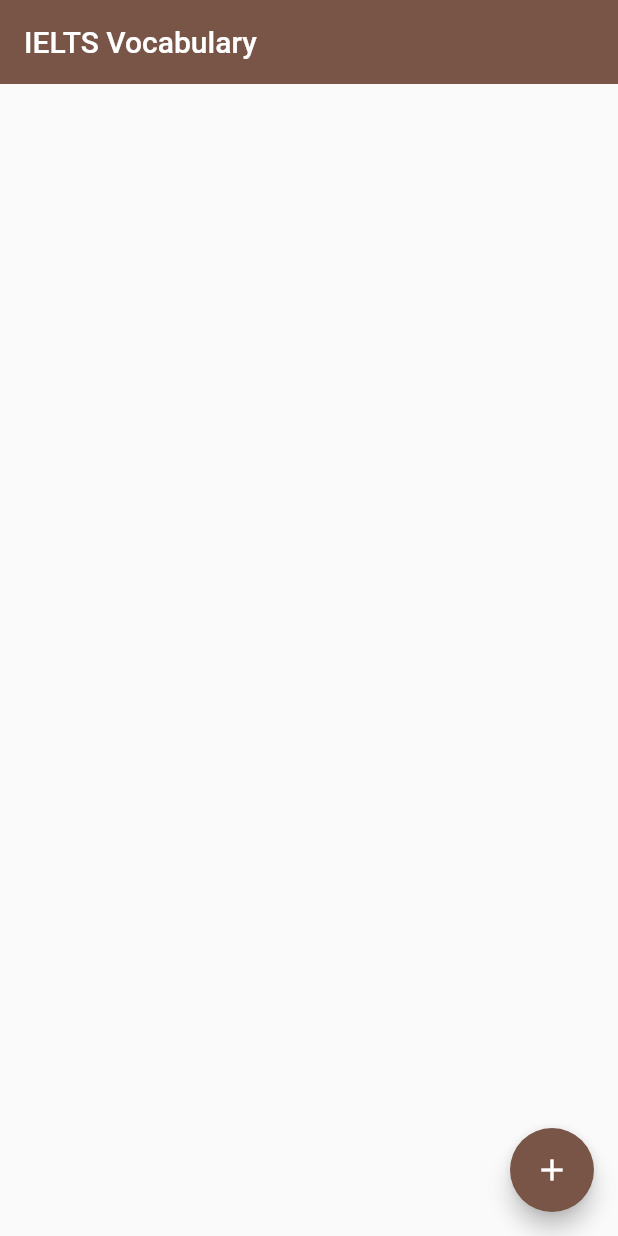
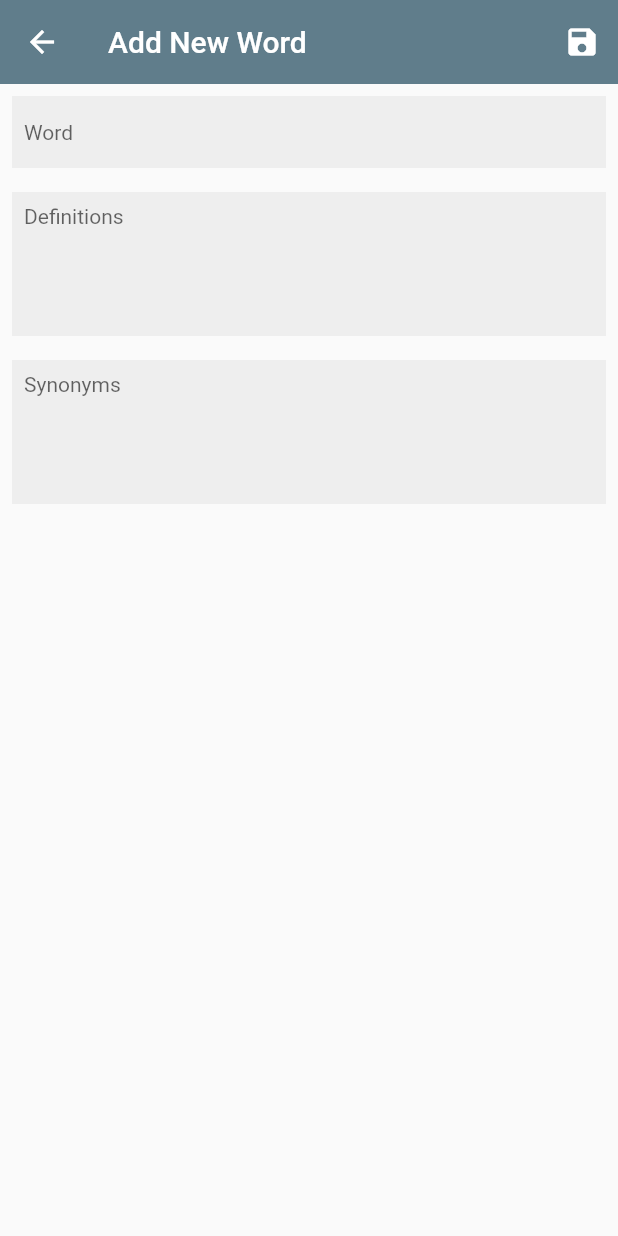
Before and after one commit to hamed-rezaee/flutter_ielts_vocabulary, a Flutter app: the screen it shows after launch, after a tap on the "add" icon, on a phone screen of 412 x 824 dp. Run offline on Flutter 3.47's test engine with Material 2 defaults, Android fonts, the phone set to English and light mode, and no system bars; project files that could hold a hidden picture were left out.

Commit message:
- add basic pages structure

```diff
--- /dev/null
+++ b/lib/add_word.dart
@@ -0,0 +1,87 @@
+import 'package:flutter/material.dart';
+import 'package:flutter_ielts_vocabulary/vocabulary_model.dart';
+
+class AddNewWord extends StatefulWidget {
+  const AddNewWord({Key key}) : super(key: key);
+
+  @override
+  _AddNewWordState createState() => _AddNewWordState();
+}
+
+class _AddNewWordState extends State<AddNewWord> {
+  final GlobalKey _formKey = GlobalKey<FormState>();
+
+  VocabularyModel model = VocabularyModel();
+
+  @override
+  Widget build(BuildContext context) => Scaffold(
+        appBar: AppBar(
+          elevation: 0,
+          title: const Text('Add New Word'),
+          actions: <Widget>[
+            IconButton(
+              icon: const Icon(Icons.save),
+              onPressed: () {},
+            )
+          ],
+        ),
+        body: SingleChildScrollView(
+          child: Form(
+            key: _formKey,
+            child: Column(
+              children: <Widget>[
+                Padding(
+                  padding: const EdgeInsets.all(8),
+                  child: TextFormField(
+                    style: const TextStyle(fontSize: 14),
+                    decoration: InputDecoration(
+                      hintText: 'Word',
+                      contentPadding: const EdgeInsets.all(8),
+                      border: InputBorder.none,
+                      filled: true,
+                      fillColor: Colors.grey[200],
+                    ),
+                    onSaved: (String value) =>
+                        model = model.copyWith(word: value),
+                  ),
+                ),
+                Padding(
+                  padding: const EdgeInsets.all(8),
+                  child: TextFormField(
+                    style: const TextStyle(fontSize: 14),
+                    decoration: InputDecoration(
+                      hintText: 'Definitions',
+                      contentPadding: const EdgeInsets.all(8),
+                      border: InputBorder.none,
+                      filled: true,
+                      fillColor: Colors.grey[200],
+                    ),
+                    maxLines: 5,
+                    keyboardType: TextInputType.multiline,
+                    onSaved: (String value) =>
+                        model = model.copyWith(definitions: value),
+                  ),
+                ),
+                Padding(
+                  padding: const EdgeInsets.all(8),
+                  child: TextFormField(
+                    style: const TextStyle(fontSize: 14),
+                    decoration: InputDecoration(
+                      hintText: 'Synonyms',
+                      contentPadding: const EdgeInsets.all(8),
+                      border: InputBorder.none,
+                      filled: true,
+                      fillColor: Colors.grey[200],
+                    ),
+                    maxLines: 5,
+                    keyboardType: TextInputType.multiline,
+                    onSaved: (String value) =>
+                        model = model.copyWith(synonyms: value),
+                  ),
+                )
+              ],
+            ),
+          ),
+        ),
+      );
+}
--- a/lib/home_page.dart
+++ b/lib/home_page.dart
@@ -1,4 +1,8 @@
 import 'package:flutter/material.dart';
+
+import 'package:flutter_ielts_vocabulary/add_word.dart';
+import 'package:flutter_ielts_vocabulary/vocabulary_detail.dart';
+import 'package:flutter_ielts_vocabulary/vocabulary_model.dart';
 
 class HomePage extends StatefulWidget {
   const HomePage({
@@ -19,11 +23,172 @@ class _HomePageState extends State<HomePage> {
           elevation: 0,
           title: Text(widget.title),
         ),
-        body: const Center(),
+        body: _buildVocabularyList(),
         floatingActionButton: FloatingActionButton(
           child: const Icon(Icons.add),
           tooltip: 'Add New Word',
-          onPressed: () {},
+          onPressed: () => Navigator.push<VocabularyDetail>(
+            context,
+            MaterialPageRoute<VocabularyDetail>(
+              builder: (BuildContext context) => const AddNewWord(),
+            ),
+          ),
+        ),
+      );
+
+  Widget _buildVocabularyList() => Container(
+        color: Colors.white,
+        child: ListView.separated(
+          padding: const EdgeInsets.only(bottom: 92),
+          itemCount: dictionary.length,
+          separatorBuilder: (BuildContext context, int index) =>
+              const Divider(height: 1),
+          itemBuilder: (BuildContext context, int index) => Material(
+            color: Colors.white,
+            child: InkWell(
+              child: ListTile(
+                dense: true,
+                leading: const CircleAvatar(
+                  maxRadius: 16,
+                  child: Icon(Icons.bubble_chart),
+                ),
+                title: Text(
+                  dictionary[index].word,
+                  style: const TextStyle(
+                    fontSize: 14,
+                    fontWeight: FontWeight.bold,
+                  ),
+                ),
+                subtitle: Text(
+                  dictionary[index].synonyms,
+                  style: const TextStyle(
+                    fontSize: 12,
+                    fontWeight: FontWeight.normal,
+                  ),
+                ),
+                trailing: const Icon(Icons.arrow_forward_ios),
+                onTap: () => Navigator.push<VocabularyDetail>(
+                  context,
+                  MaterialPageRoute<VocabularyDetail>(
+                    builder: (BuildContext context) => VocabularyDetail(
+                      model: dictionary[index],
+                    ),
+                  ),
+                ),
+              ),
+            ),
+          ),
         ),
       );
 }
+
+final List<VocabularyModel> dictionary = <VocabularyModel>[
+  VocabularyModel(
+    word: 'vocabulary',
+    definitions: 'the body of words used in a particular language.',
+    synonyms: 'lexis, word stock',
+    checked: false,
+  ),
+  VocabularyModel(
+    word: 'vocabulary',
+    definitions: 'the body of words used in a particular language.',
+    synonyms: 'lexis, word stock',
+    checked: false,
+  ),
+  VocabularyModel(
+    word: 'vocabulary',
+    definitions: 'the body of words used in a particular language.',
+    synonyms: 'lexis, word stock',
+    checked: false,
+  ),
+  VocabularyModel(
+    word: 'vocabulary',
+    definitions: 'the body of words used in a particular language.',
+    synonyms: 'lexis, word stock',
+    checked: false,
+  ),
+  VocabularyModel(
+    word: 'vocabulary',
+    definitions: 'the body of words used in a particular language.',
+    synonyms: 'lexis, word stock',
+    checked: false,
+  ),
+  VocabularyModel(
+    word: 'vocabulary',
+    definitions: 'the body of words used in a particular language.',
+    synonyms: 'lexis, word stock',
+    checked: false,
+  ),
+  VocabularyModel(
+    word: 'vocabulary',
+    definitions: 'the body of words used in a particular language.',
+    synonyms: 'lexis, word stock',
+    checked: false,
+  ),
+  VocabularyModel(
+    word: 'vocabulary',
+    definitions: 'the body of words used in a particular language.',
+    synonyms: 'lexis, word stock',
+    checked: false,
+  ),
+  VocabularyModel(
+    word: 'vocabulary',
+    definitions: 'the body of words used in a particular language.',
+    synonyms: 'lexis, word stock',
+    checked: false,
+  ),
+  VocabularyModel(
+    word: 'vocabulary',
+    definitions: 'the body of words used in a particular language.',
+    synonyms: 'lexis, word stock',
+    checked: false,
+  ),
+  VocabularyModel(
+    word: 'vocabulary',
+    definitions: 'the body of words used in a particular language.',
+    synonyms: 'lexis, word stock',
+    checked: false,
+  ),
+  VocabularyModel(
+    word: 'vocabulary',
+    definitions: 'the body of words used in a particular language.',
+    synonyms: 'lexis, word stock',
+    checked: false,
+  ),
+  VocabularyModel(
+    word: 'vocabulary',
+    definitions: 'the body of words used in a particular language.',
+    synonyms: 'lexis, word stock',
+    checked: false,
+  ),
+  VocabularyModel(
+    word: 'vocabulary',
+    definitions: 'the body of words used in a particular language.',
+    synonyms: 'lexis, word stock',
+    checked: false,
+  ),
+  VocabularyModel(
+    word: 'vocabulary',
+    definitions: 'the body of words used in a particular language.',
+    synonyms: 'lexis, word stock',
+    checked: false,
+  ),
+  VocabularyModel(
+    word: 'vocabulary',
+    definitions: 'the body of words used in a particular language.',
+    synonyms: 'lexis, word stock',
+    checked: false,
+  ),
+  VocabularyModel(
+    word: 'vocabulary',
+    definitions: 'the body of words used in a particular language.',
+    synonyms: 'lexis, word stock',
+    checked: false,
+  ),
+  VocabularyModel(
+    word: 'vocabulary',
+    definitions: 'the body of words used in a particular language.',
+    synonyms: 'lexis, word stock',
+    checked: false,
+  ),
+];
--- a/lib/main.dart
+++ b/lib/main.dart
@@ -9,7 +9,7 @@ class App extends StatelessWidget {
   Widget build(BuildContext context) => MaterialApp(
         title: 'IELTS Vocabulary',
         theme: ThemeData(
-          primarySwatch: Colors.brown,
+          primarySwatch: Colors.blueGrey,
           visualDensity: VisualDensity.adaptivePlatformDensity,
         ),
         home: const HomePage(title: 'IELTS Vocabulary'),
--- /dev/null
+++ b/lib/vocabulary_model.dart
@@ -0,0 +1,26 @@
+class VocabularyModel {
+  VocabularyModel({
+    this.word,
+    this.definitions,
+    this.synonyms,
+    this.checked,
+  });
+
+  final String word;
+  final String definitions;
+  final String synonyms;
+  final bool checked;
+
+  VocabularyModel copyWith({
+    String word,
+    String definitions,
+    String synonyms,
+    bool checked,
+  }) =>
+      VocabularyModel(
+        word: word ?? this.word,
+        definitions: definitions ?? this.definitions,
+        synonyms: synonyms ?? this.synonyms,
+        checked: checked ?? this.checked,
+      );
+}
```
Also changed, not shown: lib/vocabulary_detail.dart (added, +105 -0 lines).
